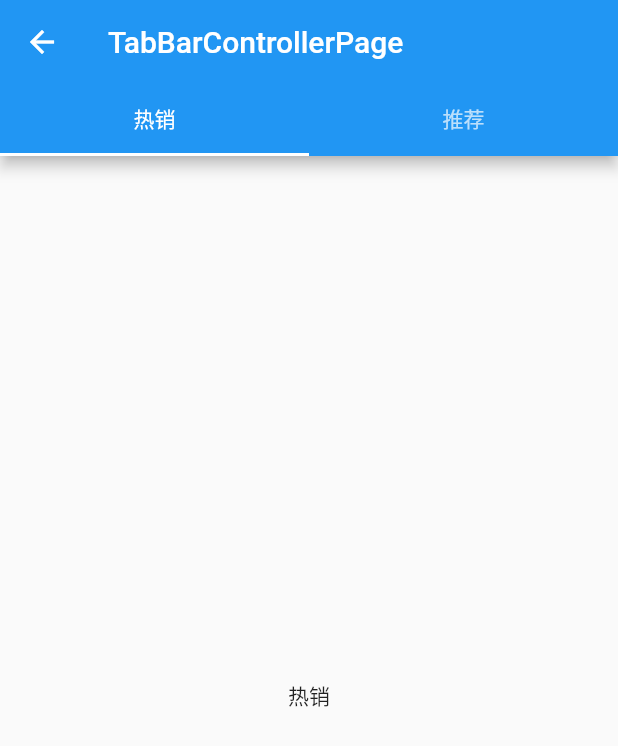
After one commit to gotha331/flutter_learn, a Flutter app: the TabBarControllerPage screen opened directly, on a phone screen of 412 x 824 dp. The commit adds this screen. Shown: the top 746 px of the screen. Run offline on Flutter 3.47's test engine with Material 2 defaults, Android fonts, the phone set to English and light mode, and no system bars.

Commit message:
feat:appBar.bottom & TabController

```diff
--- /dev/null
+++ b/lib/pages/AppBarDemo.dart
@@ -0,0 +1,74 @@
+import "package:flutter/material.dart";
+
+class AppBarDemoPage extends StatelessWidget {
+  const AppBarDemoPage({Key? key}) : super(key: key);
+
+  @override
+  Widget build(BuildContext context) {
+    return DefaultTabController(
+      length: 2,
+      child: Scaffold(
+        appBar: AppBar(
+          title: Text("AppBarDemoPage"),
+          backgroundColor: Colors.red,
+          // leading: IconButton(
+          //   icon: Icon(Icons.menu),
+          //   onPressed: () {
+          //     print("menu");
+          //   },
+          // ),
+          // actions: [
+          //   IconButton(
+          //     onPressed: () {
+          //       print("search");
+          //     },
+          //     icon: Icon(Icons.search),
+          //   ),
+          //   IconButton(
+          //     onPressed: () {
+          //       print("setting");
+          //     },
+          //     icon: Icon(Icons.settings),
+          //   ),
+          // ],
+          bottom: TabBar(
+            tabs: const [
+              Tab(text: "热门"),
+              Tab(text: "推荐"),
+            ],
+          ),
+        ),
+        body: TabBarView(
+          children: [
+            ListView(
+              children: const [
+                ListTile(
+                  title: Text("第1个热门tab"),
+                ),
+                ListTile(
+                  title: Text("第2个热门tab"),
+                ),
+                ListTile(
+                  title: Text("第3个热门tab"),
+                ),
+              ],
+            ),
+            ListView(
+              children: const [
+                ListTile(
+                  title: Text("第1个推荐tab"),
+                ),
+                ListTile(
+                  title: Text("第2个推荐tab"),
+                ),
+                ListTile(
+                  title: Text("第3个推荐tab"),
+                ),
+              ],
+            )
+          ],
+        ),
+      ),
+    );
+  }
+}
--- /dev/null
+++ b/lib/pages/TabBarController.dart
@@ -0,0 +1,51 @@
+import 'package:flutter/material.dart';
+
+class TabBarControllerPage extends StatefulWidget {
+  const TabBarControllerPage({Key? key}) : super(key: key);
+
+  @override
+  State<TabBarControllerPage> createState() => _TabBarControllerPageState();
+}
+
+class _TabBarControllerPageState extends State<TabBarControllerPage>
+    with SingleTickerProviderStateMixin {
+  late final TabController _tabController;
+
+  @override
+  void initState() {
+    super.initState();
+    _tabController = TabController(length: 2, vsync: this)
+      ..addListener(() {
+        print(_tabController.indexIsChanging);
+        if (!_tabController.indexIsChanging) {
+          print(_tabController.index);
+        }
+      });
+  }
+
+  @override
+  Widget build(BuildContext context) {
+    return Scaffold(
+        appBar: AppBar(
+          title: Text("TabBarControllerPage"),
+          bottom: TabBar(
+            controller: _tabController,
+            tabs: const [
+              Tab(text: '热销'),
+              Tab(text: '推荐'),
+            ],
+          ),
+        ),
+        body: TabBarView(
+          controller: _tabController,
+          children: const [
+            Center(
+              child: Text("热销"),
+            ),
+            Center(
+              child: Text("推荐"),
+            ),
+          ],
+        ));
+  }
+}
--- a/lib/pages/tabs/Category.dart
+++ b/lib/pages/tabs/Category.dart
@@ -1,7 +1,7 @@
 import "package:flutter/material.dart";
 
 class CategoryPage extends StatefulWidget {
-  const CategoryPage({ Key? key }) : super(key: key);
+  const CategoryPage({Key? key}) : super(key: key);
 
   @override
   State<CategoryPage> createState() => _CategoryPageState();
@@ -10,8 +10,95 @@ class CategoryPage extends StatefulWidget {
 class _CategoryPageState extends State<CategoryPage> {
   @override
   Widget build(BuildContext context) {
-    return Container(
-      child: Text("我是分类页面"),
+    return DefaultTabController(
+      length: 7,
+      child: Scaffold(
+        appBar: AppBar(
+          backgroundColor: Color.fromRGBO(223, 223, 223, 0.9),
+          title: Row(
+            children: const [
+              Expanded(
+                child: TabBar(
+                  isScrollable: true,
+                  labelColor: Colors.green,
+                  tabs: [
+                    Tab(text: "热销"),
+                    Tab(text: "推荐"),
+                    Tab(text: "推荐1"),
+                    Tab(text: "推荐2"),
+                    Tab(text: "推荐3"),
+                    Tab(text: "推荐4"),
+                    Tab(text: "推荐5"),
+                  ],
+                ),
+              ),
+            ],
+          ),
+        ),
+        body: TabBarView(children: [
+          ListView(
+            children: const [
+              ListTile(
+                title: Text("第1个热销tab"),
+              ),
+              ListTile(
+                title: Text("第2个热销tab"),
+              ),
+              ListTile(
+                title: Text("第3个热销tab"),
+              ),
+            ],
+          ),
+          ListView(
+            children: const [
+              ListTile(
+                title: Text("第1个推荐tab"),
+              ),
+              ListTile(
+                title: Text("第2个推荐tab"),
+              ),
+              ListTile(
+                title: Text("第3个推荐tab"),
+              ),
+            ],
+          ),
+          ListView(
+            children: const [
+              ListTile(
+                title: Text("推荐tab"),
+              ),
+            ],
+          ),
+          ListView(
+            children: const [
+              ListTile(
+                title: Text("推荐tab"),
+              ),
+            ],
+          ),
+          ListView(
+            children: const [
+              ListTile(
+                title: Text("推荐tab"),
+              ),
+            ],
+          ),
+          ListView(
+            children: const [
+              ListTile(
+                title: Text("推荐tab"),
+              ),
+            ],
+          ),
+          ListView(
+            children: const [
+              ListTile(
+                title: Text("推荐tab"),
+              ),
+            ],
+          ),
+        ]),
+      ),
     );
   }
 }
--- a/lib/routes/Routes.dart
+++ b/lib/routes/Routes.dart
@@ -5,6 +5,8 @@ import "../pages/user/Login.dart";
 import "../pages/user/RegisterFirst.dart";
 import "../pages/user/RegisterSecond.dart";
 import "../pages/user/RegisterThird.dart";
+import "../pages/AppBarDemo.dart";
+import "../pages/TabBarController.dart";
 
 final routes = {
   '/cart': (context) => CartPage(),
@@ -14,4 +16,6 @@ final routes = {
   '/register1': (context) => RegisterFirstPage(),
   '/register2': (context) => RegisterSecondPage(),
   '/register3': (context) => RegisterThirdPage(),
+  '/appBarDemo': (context) => AppBarDemoPage(),
+  '/tabBarController': (context) => TabBarControllerPage(),
 };
```
Also changed, not shown: lib/pages/tabs/Home.dart (+14 -0 lines).
